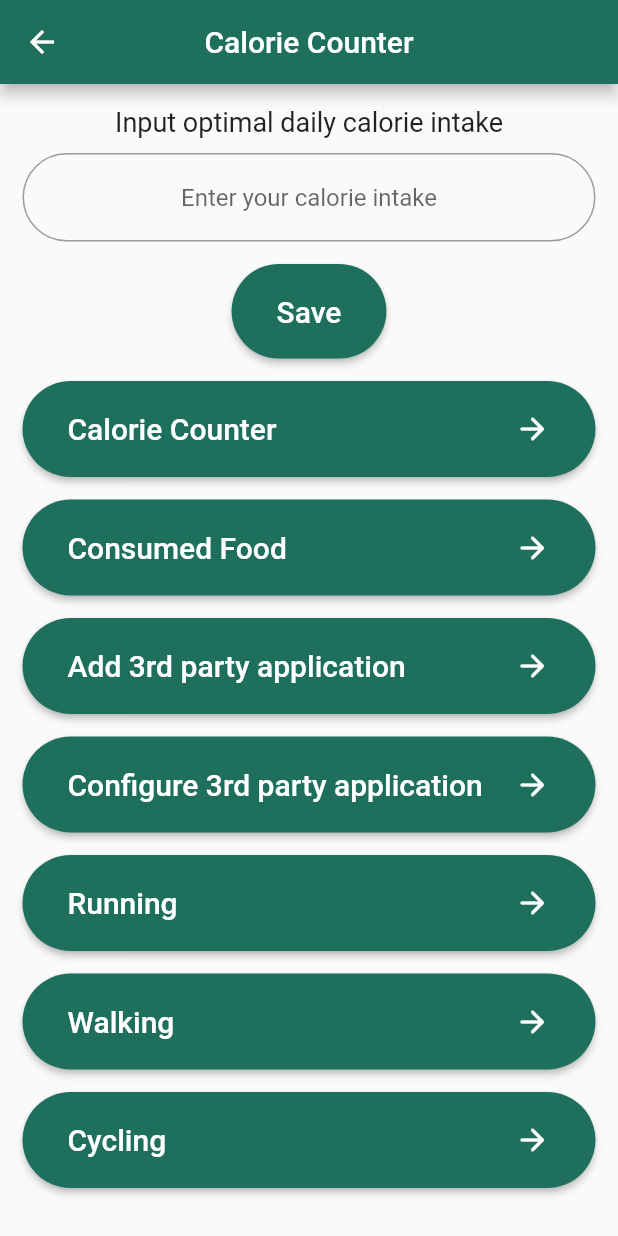
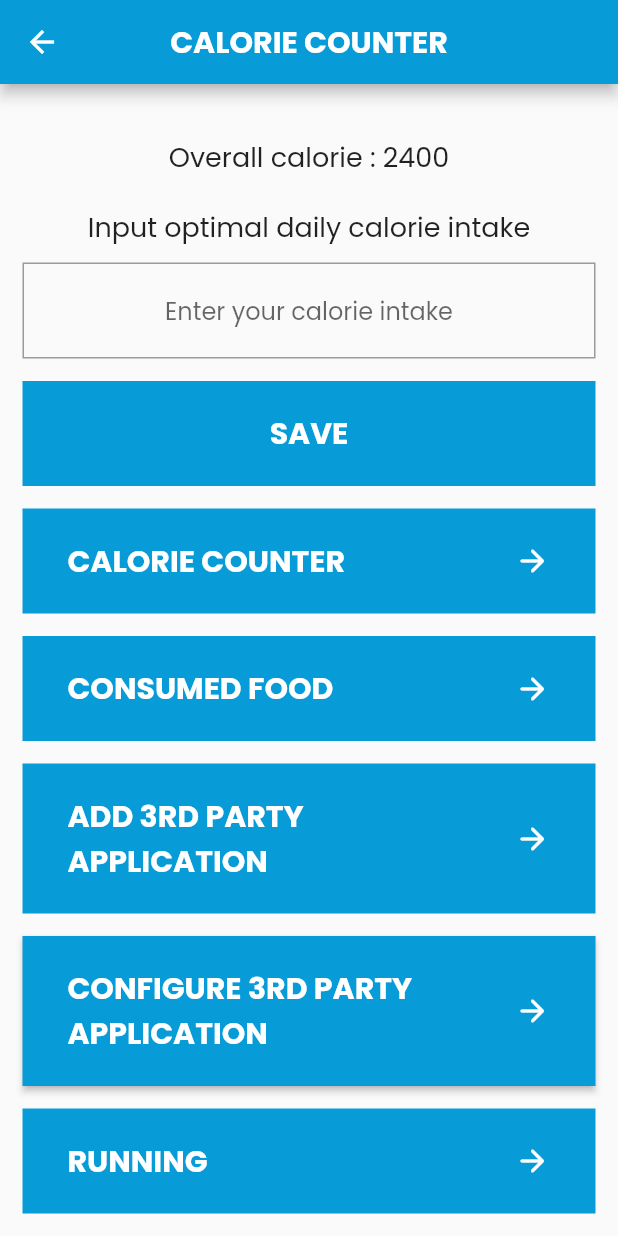
Before and after one commit to ammarrizal/stswks_health_app, a Flutter app: the CalorieCounter screen opened directly, on a phone screen of 412 x 824 dp. Run offline on Flutter 3.47's test engine with Material 2 defaults, Android fonts, the phone set to English and light mode, and no system bars; our stand-ins replace font_awesome_flutter, google_fonts, hexcolor.

Commit message:
Calorie counter page updated with the new theme

```diff
--- a/lib/views/calorie_counter_page.dart
+++ b/lib/views/calorie_counter_page.dart
@@ -17,8 +17,15 @@ class _CalorieCounterState extends State<CalorieCounter> {
   Widget build(BuildContext context) {
     return Scaffold(
       appBar: AppBar(
-        title: Text('Calorie Counter'),
-        backgroundColor: Color(0xff1e6f5c),
+        title: Text(
+          'CALORIE COUNTER',
+          style: TextStyle(
+            fontFamily: 'Poppins',
+            color: Colors.white,
+            fontWeight: FontWeight.bold,
+          ),
+        ),
+        backgroundColor: Color(0xff079cd8),
         centerTitle: true,
       ),
       body: SingleChildScrollView(
@@ -29,9 +36,22 @@ class _CalorieCounterState extends State<CalorieCounter> {
               child: Column(
                 mainAxisAlignment: MainAxisAlignment.center,
                 children: [
+
+                  SizedBox(height: 20.0),
+                  Text(
+                    'Overall calorie : 2400',
+                    style: TextStyle(
+                      fontFamily: 'Poppins',
+                      fontSize: 18.0,
+                    ),
+                  ),
+
+                  SizedBox(height: 20.0),
+
                   Text(
                     'Input optimal daily calorie intake',
                     style: TextStyle(
+                      fontFamily: 'Poppins',
                       fontSize: 18.0,
                     ),
                   ),
@@ -39,52 +59,63 @@ class _CalorieCounterState extends State<CalorieCounter> {
                   TextFormField(
                     //controller: sugarLevelController,
                     textAlign: TextAlign.center,
+                    style: TextStyle(
+                      fontFamily: 'Poppins',
+                      //fontSize: 18.0,
+                    ),
                     decoration: InputDecoration(
                       border: OutlineInputBorder(
-                        borderRadius: BorderRadius.circular(30.0),
+                        borderRadius: BorderRadius.circular(0.0), // 30
                       ),
                       hintText: 'Enter your calorie intake',
                     ),
                   ),
                   SizedBox(height: 15.0),
-                  ElevatedButton(
+                  Container(
+                    width: 400,
+                    child: TextButton(
                       onPressed: () async {},
                       style: ButtonStyle(
                         shape: MaterialStateProperty.all(RoundedRectangleBorder(
-                        borderRadius: BorderRadius.circular(40.0),
+                          borderRadius: BorderRadius.circular(0.0),
                         )),
                         padding: MaterialStateProperty.all(EdgeInsets.fromLTRB(30.0, 20.0, 30.0, 20.0)),
-                      backgroundColor: MaterialStateProperty.all(Color(0xff1e6f5c)),
+                        backgroundColor: MaterialStateProperty.all(Color(0xff079cd8)),
                       ),
                       child: Text(
-                      'Save',
+                        'SAVE',
                         style: TextStyle(
+                          fontFamily: 'Poppins',
                           fontSize: 20,
                           color: Colors.white,
+                          fontWeight: FontWeight.bold,
+                        ),
                       ),
                     ),
                   ), // save
 
                   SizedBox(height: 15.0),
 
-                  ElevatedButton(
+                  TextButton(
                     onPressed: (){
                       Navigator.push(context,
                         MaterialPageRoute(builder: (context) => OverallCounter()),);
                     },
                     style: ButtonStyle(
                       shape: MaterialStateProperty.all(RoundedRectangleBorder(
-                        borderRadius: BorderRadius.circular(40.0),
+                        borderRadius: BorderRadius.circular(0.0) // 40,
                       )),
                       padding: MaterialStateProperty.all(EdgeInsets.fromLTRB(30.0, 20.0, 30.0, 20.0)),
-                      backgroundColor: MaterialStateProperty.all(Color(0xff1e6f5c)),
+                      backgroundColor: MaterialStateProperty.all(Color(0xff079cd8)),
                     ),
                     child: Row(
                       children: [
                         Expanded(
                           child: Text(
-                            'Calorie Counter',
+                            'CALORIE COUNTER',
                             style: TextStyle(
+                              fontFamily: 'Poppins',
+                              fontWeight: FontWeight.bold,
                               fontSize: 20,
                               color: Colors.white,
                             ),
@@ -93,6 +124,7 @@ class _CalorieCounterState extends State<CalorieCounter> {
                         SizedBox(width: 15.0),
                         Icon(
                           Icons.arrow_forward_rounded,
+                          color: Colors.white,
                         ),
                       ],
                     ),
@@ -100,24 +132,26 @@ class _CalorieCounterState extends State<CalorieCounter> {
 
                   SizedBox(height: 15.0),
 
-                  ElevatedButton(
+                  TextButton(
                     onPressed: (){
                       Navigator.push(context,
                         MaterialPageRoute(builder: (context) => ConsumedFood()),);
                     },
                     style: ButtonStyle(
                       shape: MaterialStateProperty.all(RoundedRectangleBorder(
-                        borderRadius: BorderRadius.circular(40.0),
+                        borderRadius: BorderRadius.circular(0.0),
                       )),
                       padding: MaterialStateProperty.all(EdgeInsets.fromLTRB(30.0, 20.0, 30.0, 20.0)),
-                      backgroundColor: MaterialStateProperty.all(Color(0xff1e6f5c)),
+                      backgroundColor: MaterialStateProperty.all(Color(0xff079cd8)),
                     ),
                     child: Row(
                       children: [
                         Expanded(
                           child: Text(
-                            'Consumed Food',
+                            'CONSUMED FOOD',
                             style: TextStyle(
+                              fontFamily: 'Poppins',
+                              fontWeight: FontWeight.bold,
                               fontSize: 20,
                               color: Colors.white,
                             ),
@@ -126,6 +160,7 @@ class _CalorieCounterState extends State<CalorieCounter> {
                         SizedBox(width: 15.0),
                         Icon(
                           Icons.arrow_forward_rounded,
+                          color: Colors.white,
                         ),
                       ],
                     ),
@@ -133,24 +168,26 @@ class _CalorieCounterState extends State<CalorieCounter> {
 
                   SizedBox(height: 15.0),
 
-                  ElevatedButton(
+                  TextButton(
                     onPressed: (){
                       Navigator.push(context,
                         MaterialPageRoute(builder: (context) => ThirdPartyAppPage()),);
                     },
                     style: ButtonStyle(
                       shape: MaterialStateProperty.all(RoundedRectangleBorder(
-                        borderRadius: BorderRadius.circular(40.0),
+                        borderRadius: BorderRadius.circular(0.0),
                       )),
                       padding: MaterialStateProperty.all(EdgeInsets.fromLTRB(30.0, 20.0, 30.0, 20.0)),
-                      backgroundColor: MaterialStateProperty.all(Color(0xff1e6f5c)),
+                      backgroundColor: MaterialStateProperty.all(Color(0xff079cd8)),
                     ),
                     child: Row(
                       children: [
                         Expanded(
                           child: Text(
-                            'Add 3rd party application',
+                            'ADD 3RD PARTY APPLICATION',
                             style: TextStyle(
+                              fontFamily: 'Poppins',
+                              fontWeight: FontWeight.bold,
                               fontSize: 20,
                               color: Colors.white,
                             ),
@@ -159,6 +196,7 @@ class _CalorieCounterState extends State<CalorieCounter> {
                         SizedBox(width: 15.0),
                         Icon(
                           Icons.arrow_forward_rounded,
+                          color: Colors.white,
                         ),
                       ],
                     ),
@@ -173,17 +211,19 @@ class _CalorieCounterState extends State<CalorieCounter> {
                     },
                     style: ButtonStyle(
                       shape: MaterialStateProperty.all(RoundedRectangleBorder(
-                        borderRadius: BorderRadius.circular(40.0),
+                        borderRadius: BorderRadius.circular(0.0),
                       )),
                       padding: MaterialStateProperty.all(EdgeInsets.fromLTRB(30.0, 20.0, 30.0, 20.0)),
-                      backgroundColor: MaterialStateProperty.all(Color(0xff1e6f5c)),
+                      backgroundColor: MaterialStateProperty.all(Color(0xff079cd8)),
                     ),
                     child: Row(
                       children: [
                         Expanded(
                           child: Text(
-                            'Configure 3rd party application',
+                            'CONFIGURE 3RD PARTY APPLICATION',
                             style: TextStyle(
+                              fontFamily: 'Poppins',
+                              fontWeight: FontWeight.bold,
                               fontSize: 20,
                               color: Colors.white,
                             ),
@@ -192,6 +232,7 @@ class _CalorieCounterState extends State<CalorieCounter> {
                         SizedBox(width: 15.0),
                         Icon(
                           Icons.arrow_forward_rounded,
+                          color: Colors.white,
                         ),
                       ],
                     ),
@@ -199,24 +240,26 @@ class _CalorieCounterState extends State<CalorieCounter> {
 
                   SizedBox(height: 15.0),
 
-                  ElevatedButton(
+                  TextButton(
                     onPressed: (){
                       Navigator.push(context,
                         MaterialPageRoute(builder: (context) => Running()),);
                     },
                     style: ButtonStyle(
                       shape: MaterialStateProperty.all(RoundedRectangleBorder(
-                        borderRadius: BorderRadius.circular(40.0),
+                        borderRadius: BorderRadius.circular(0.0),
                       )),
                       padding: MaterialStateProperty.all(EdgeInsets.fromLTRB(30.0, 20.0, 30.0, 20.0)),
-                      backgroundColor: MaterialStateProperty.all(Color(0xff1e6f5c)),
+                      backgroundColor: MaterialStateProperty.all(Color(0xff079cd8)),
                     ),
                     child: Row(
                       children: [
                         Expanded(
                           child: Text(
-                            'Running',
+                            'RUNNING',
                             style: TextStyle(
+                              fontFamily: 'Poppins',
+                              fontWeight: FontWeight.bold,
                               fontSize: 20,
                               color: Colors.white,
                             ),
@@ -225,6 +268,7 @@ class _CalorieCounterState extends State<CalorieCounter> {
                         SizedBox(width: 15.0),
                         Icon(
                           Icons.arrow_forward_rounded,
+                          color: Colors.white,
                         ),
                       ],
                     ),
@@ -232,24 +276,26 @@ class _CalorieCounterState extends State<CalorieCounter> {
 
                   SizedBox(height: 15.0),
 
-                  ElevatedButton(
+                  TextButton(
                     onPressed: (){
                       Navigator.push(context,
                         MaterialPageRoute(builder: (context) => Walking()),);
                     },
                     style: ButtonStyle(
                       shape: MaterialStateProperty.all(RoundedRectangleBorder(
-                        borderRadius: BorderRadius.circular(40.0),
+                        borderRadius: BorderRadius.circular(0.0),
                       )),
                       padding: MaterialStateProperty.all(EdgeInsets.fromLTRB(30.0, 20.0, 30.0, 20.0)),
-                      backgroundColor: MaterialStateProperty.all(Color(0xff1e6f5c)),
+                      backgroundColor: MaterialStateProperty.all(Color(0xff079cd8)),
                     ),
                     child: Row(
                       children: [
                         Expanded(
                           child: Text(
-                            'Walking',
+                            'WALKING',
                             style: TextStyle(
+                              fontFamily: 'Poppins',
+                              fontWeight: FontWeight.bold,
                               fontSize: 20,
                               color: Colors.white,
                             ),
@@ -258,6 +304,7 @@ class _CalorieCounterState extends State<CalorieCounter> {
                         SizedBox(width: 15.0),
                         Icon(
                           Icons.arrow_forward_rounded,
+                          color: Colors.white,
                         ),
                       ],
                     ),
@@ -265,24 +312,26 @@ class _CalorieCounterState extends State<CalorieCounter> {
 
                   SizedBox(height: 15.0),
 
-                  ElevatedButton(
+                  TextButton(
                     onPressed: (){
                       Navigator.push(context,
                         MaterialPageRoute(builder: (context) => Cycling()),);
                     },
                     style: ButtonStyle(
                       shape: MaterialStateProperty.all(RoundedRectangleBorder(
-                        borderRadius: BorderRadius.circular(40.0),
+                        borderRadius: BorderRadius.circular(0.0),
                       )),
                       padding: MaterialStateProperty.all(EdgeInsets.fromLTRB(30.0, 20.0, 30.0, 20.0)),
-                      backgroundColor: MaterialStateProperty.all(Color(0xff1e6f5c)),
+                      backgroundColor: MaterialStateProperty.all(Color(0xff079cd8)),
                     ),
                     child: Row(
                       children: [
                         Expanded(
                           child: Text(
-                            'Cycling',
+                            'CYCLING',
                             style: TextStyle(
+                              fontFamily: 'Poppins',
+                              fontWeight: FontWeight.bold,
                               fontSize: 20,
                               color: Colors.white,
                             ),
@@ -291,6 +340,7 @@ class _CalorieCounterState extends State<CalorieCounter> {
                         SizedBox(width: 15.0),
                         Icon(
                           Icons.arrow_forward_rounded,
+                          color: Colors.white,
                         ),
                       ],
                     ),
```
Lines whose indentation alone changed are shown as unchanged.
